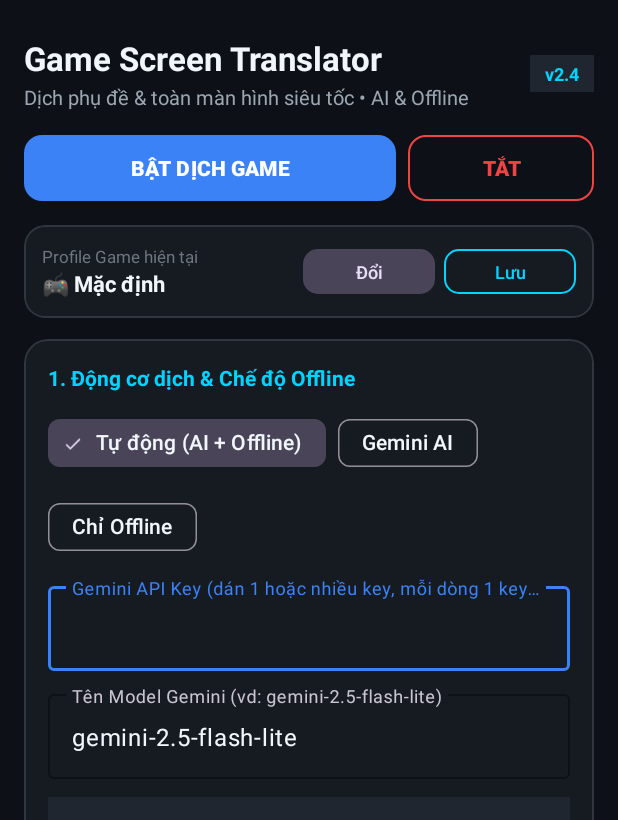
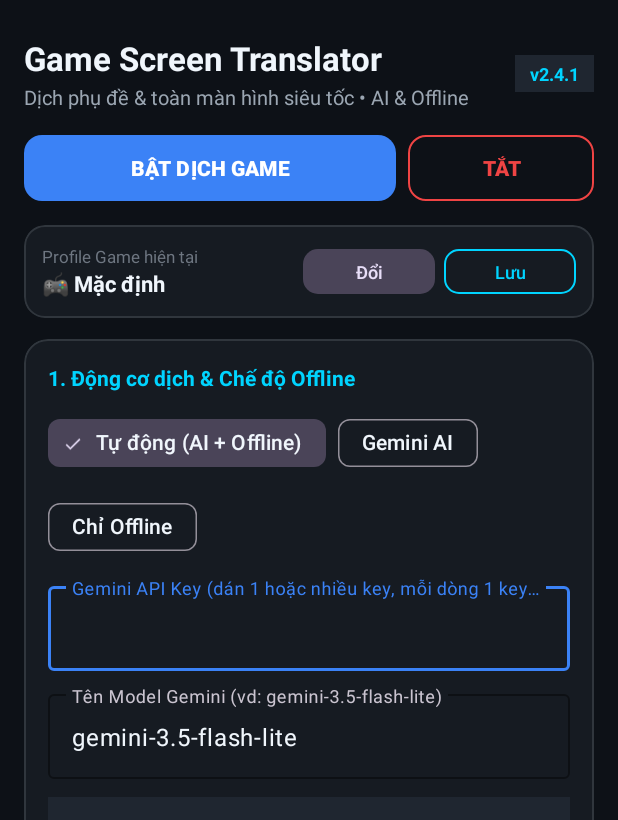
Before and after one commit to gianghamk-hash/GameScreenTranslator, an Android app: the screen it shows after launch (MainActivity), after a tap on "BẬT DỊCH GAME", on a phone screen of 412 x 824 dp. Shown: the top 820 px of the screen. Run offline under Robolectric (Android 15) with nearby library versions, the phone set to English and light mode, and no system bars; libraries missing offline, so code that uses them is left out: com.google.mlkit.common, com.google.mlkit.nl, com.google.mlkit.vision; pictures from the network do not load; 3 statements that could not run were skipped.

Commit message:
Cap nhat v2.4 on dinh he thong

```diff
--- a/app/build.gradle.kts
+++ b/app/build.gradle.kts
@@ -2,8 +2,8 @@ plugins {
     alias(libs.plugins.android.application)
 }
 
-val propVersionCode = (project.findProperty("versionCode") as String?)?.toIntOrNull() ?: 6
-val propVersionName = (project.findProperty("versionName") as String?) ?: "2.4"
+val propVersionCode = (project.findProperty("versionCode") as String?)?.toIntOrNull() ?: 7
+val propVersionName = (project.findProperty("versionName") as String?) ?: "2.4.1"
 val keystorePath = System.getenv("KEYSTORE_PATH")
 val keystorePasswordEnv = System.getenv("KEYSTORE_PASSWORD")
 val keyAliasEnv = System.getenv("KEY_ALIAS")
--- a/app/src/main/java/com/giang/gametranslator/AppConfig.kt
+++ b/app/src/main/java/com/giang/gametranslator/AppConfig.kt
@@ -78,7 +78,7 @@ enum class GamepadHotkey(val keyCode: Int, val label: String) {
 
 data class TranslatorSettings(
     val apiKey: String = "",
-    val modelName: String = "gemini-2.5-flash-lite",
+    val modelName: String = "gemini-3.5-flash-lite",
     val translationMode: TranslationMode = TranslationMode.HYBRID,
     val translationStyle: TranslationStyle = TranslationStyle.RPG_FANTASY,
     val customGlossary: String = "",
@@ -136,10 +136,10 @@ object SettingsStore {
         val legacyCover = p.getBoolean("COVER_ENG_SUB", false)
         return TranslatorSettings(
             apiKey = p.getString("API_KEY", "")?.trim() ?: "",
-            modelName = p.getString("MODEL_NAME", "gemini-2.5-flash-lite")
+            modelName = p.getString("MODEL_NAME", "gemini-3.5-flash-lite")
                 ?.trim()
-                ?.ifEmpty { "gemini-2.5-flash-lite" }
-                ?: "gemini-2.5-flash-lite",
+                ?.let { if (it.isEmpty() || it == "gemini-2.5-flash-lite") "gemini-3.5-flash-lite" else it }
+                ?: "gemini-3.5-flash-lite",
             translationMode = TranslationMode.fromName(p.getString("TRANSLATION_MODE", null)),
             translationStyle = TranslationStyle.fromName(p.getString("TRANSLATION_STYLE", null)),
             customGlossary = p.getString("CUSTOM_GLOSSARY", "") ?: "",
@@ -166,7 +166,7 @@ object SettingsStore {
     fun save(context: Context, s: TranslatorSettings) {
         context.getSharedPreferences(PREF_NAME, Context.MODE_PRIVATE).edit()
             .putString("API_KEY", s.apiKey.trim())
-            .putString("MODEL_NAME", s.modelName.trim().ifEmpty { "gemini-2.5-flash-lite" })
+            .putString("MODEL_NAME", s.modelName.trim().ifEmpty { "gemini-3.5-flash-lite" })
             .putString("TRANSLATION_MODE", s.translationMode.name)
             .putString("TRANSLATION_STYLE", s.translationStyle.name)
             .putString("CUSTOM_GLOSSARY", s.customGlossary.trim())
--- a/app/src/main/java/com/giang/gametranslator/MainActivity.kt
+++ b/app/src/main/java/com/giang/gametranslator/MainActivity.kt
@@ -110,10 +110,10 @@ class MainActivity : AppCompatActivity() {
     private fun getCurrentVersionTag(): String {
         return try {
             val info = packageManager.getPackageInfo(packageName, 0)
-            val vName = info.versionName ?: "2.4"
+            val vName = info.versionName ?: "2.4.1"
             if (vName.startsWith("v", ignoreCase = true)) vName else "v$vName"
         } catch (_: Exception) {
-            "v2.4"
+            "v2.4.1"
         }
     }
 
@@ -552,8 +552,8 @@ class MainActivity : AppCompatActivity() {
         val current = SettingsStore.load(this)
         return current.copy(
             apiKey = edtApiKey.text?.toString()?.trim() ?: "",
-            modelName = edtModelName.text?.toString()?.trim()?.ifEmpty { "gemini-2.5-flash-lite" }
-                ?: "gemini-2.5-flash-lite",
+            modelName = edtModelName.text?.toString()?.trim()?.ifEmpty { "gemini-3.5-flash-lite" }
+                ?: "gemini-3.5-flash-lite",
             translationMode = mode,
             translationStyle = style,
             customGlossary = edtGlossary.text?.toString()?.trim() ?: "",
--- a/app/src/main/java/com/giang/gametranslator/OverlayService.kt
+++ b/app/src/main/java/com/giang/gametranslator/OverlayService.kt
@@ -295,7 +295,7 @@ class OverlayService : Service() {
         getSystemService(NotificationManager::class.java).createNotificationChannel(channel)
 
         val notification = Notification.Builder(this, channelId)
-            .setContentTitle("Game Screen Translator v2.4 đang chạy")
+            .setContentTitle("Game Screen Translator v2.4.1 đang chạy")
             .setContentText("Chạm 🎯 khoanh/dịch • Chạm đúp 🎯 toàn màn hình • Giữ 🎯 mở menu")
             .setSmallIcon(android.R.drawable.ic_menu_info_details)
             .build()
--- a/app/src/main/res/layout/activity_main.xml
+++ b/app/src/main/res/layout/activity_main.xml
@@ -54,7 +54,7 @@
                 android:background="@color/surface_elevated"
                 android:paddingHorizontal="10dp"
                 android:paddingVertical="4dp"
-                android:text="v2.4"
+                android:text="v2.4.1"
                 android:textColor="@color/accent_cyan"
                 android:textSize="12sp"
                 android:textStyle="bold" />
@@ -242,7 +242,7 @@
                     android:layout_width="match_parent"
                     android:layout_height="wrap_content"
                     android:layout_marginTop="10dp"
-                    android:hint="Tên Model Gemini (vd: gemini-2.5-flash-lite)"
+                    android:hint="Tên Model Gemini (vd: gemini-3.5-flash-lite)"
                     app:boxStrokeColor="@color/accent_blue">
 
                     <com.google.android.material.textfield.TextInputEditText
```
Also changed, not shown: app/src/main/java/com/giang/gametranslator/TranslationEngine.kt (+4 -4 lines).
